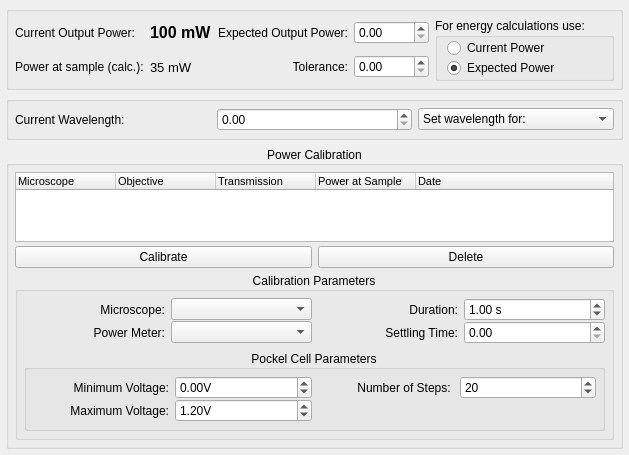
Old version of the form lib/devices/Laser/devTemplate.ui in the repository acq4/acq4.
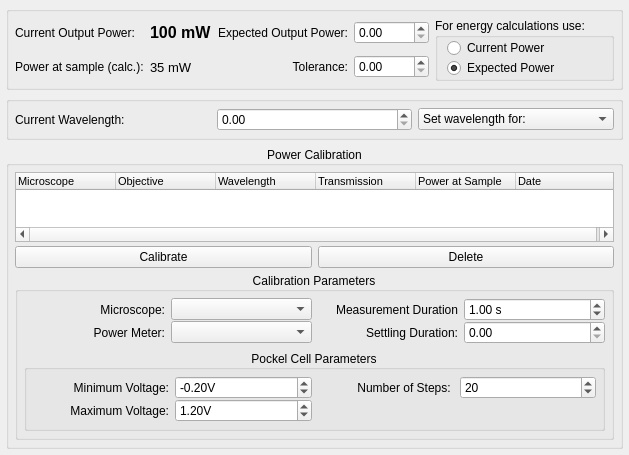
New version of the form. Custom widgets are drawn as their Qt base class.

Diff of the .ui file:
```diff
--- a/lib/devices/Laser/devTemplate.ui
+++ b/lib/devices/Laser/devTemplate.ui
@@ -6,8 +6,8 @@
    <rect>
     <x>0</x>
     <y>0</y>
-    <width>585</width>
-    <height>391</height>
+    <width>579</width>
+    <height>388</height>
    </rect>
   </property>
   <property name="windowTitle">
@@ -242,6 +242,11 @@
           <string>Objective</string>
          </property>
         </column>
+        <column>
+         <property name="text">
+          <string>Wavelength</string>
+         </property>
+        </column>
         <column>
          <property name="text">
           <string>Transmission</string>
@@ -312,7 +317,7 @@
            <item row="1" column="3">
             <widget class="QLabel" name="scanLabel">
              <property name="text">
-              <string>Duration:</string>
+              <string>Measurement Duration</string>
              </property>
              <property name="alignment">
               <set>Qt::AlignRight|Qt::AlignTrailing|Qt::AlignVCenter</set>
@@ -351,7 +356,7 @@
            <item row="2" column="3">
             <widget class="QLabel" name="label">
              <property name="text">
-              <string>Settling Time:</string>
+              <string>Settling Duration:</string>
              </property>
              <property name="alignment">
               <set>Qt::AlignRight|Qt::AlignTrailing|Qt::AlignVCenter</set>
@@ -405,6 +410,9 @@
                 <property name="singleStep">
                  <double>0.010000000000000</double>
                 </property>
+                <property name="value">
+                 <double>-0.200000000000000</double>
+                </property>
                </widget>
               </item>
               <item row="0" column="2">
```
Left out of the diff: 2 changed lines with no effect on the pictures.
